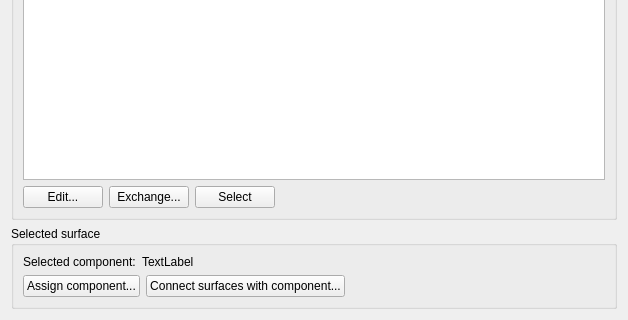
Above: SIM-VICUS/src/SVPropBuildingComponentsWidget.ui from ghorwin/SIM-VICUS before the change; both pictures show x 0 to 628 and y 438 to 758 of the 628 by 758 pixel window. Below: the same form after it.
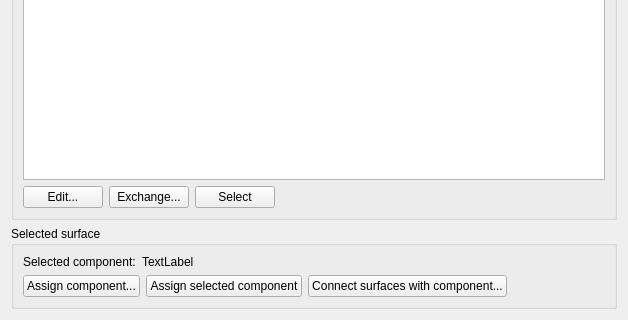
That is the form after the change.

Commit message: Added "Assign component from table"-Button in property widget

```diff
--- a/SIM-VICUS/src/SVPropBuildingComponentsWidget.ui
+++ b/SIM-VICUS/src/SVPropBuildingComponentsWidget.ui
@@ -100,6 +100,16 @@
           </property>
          </widget>
         </item>
+        <item>
+         <widget class="QPushButton" name="pushButtonAssignComponentFromTable">
+          <property name="toolTip">
+           <string>Assign the component selected in the table above to all currently selected surfaces.</string>
+          </property>
+          <property name="text">
+           <string>Assign selected component</string>
+          </property>
+         </widget>
+        </item>
         <item>
          <widget class="QPushButton" name="pushButtonAssignInsideComponent">
           <property name="text">
```
The commit also changes 2 other files.
